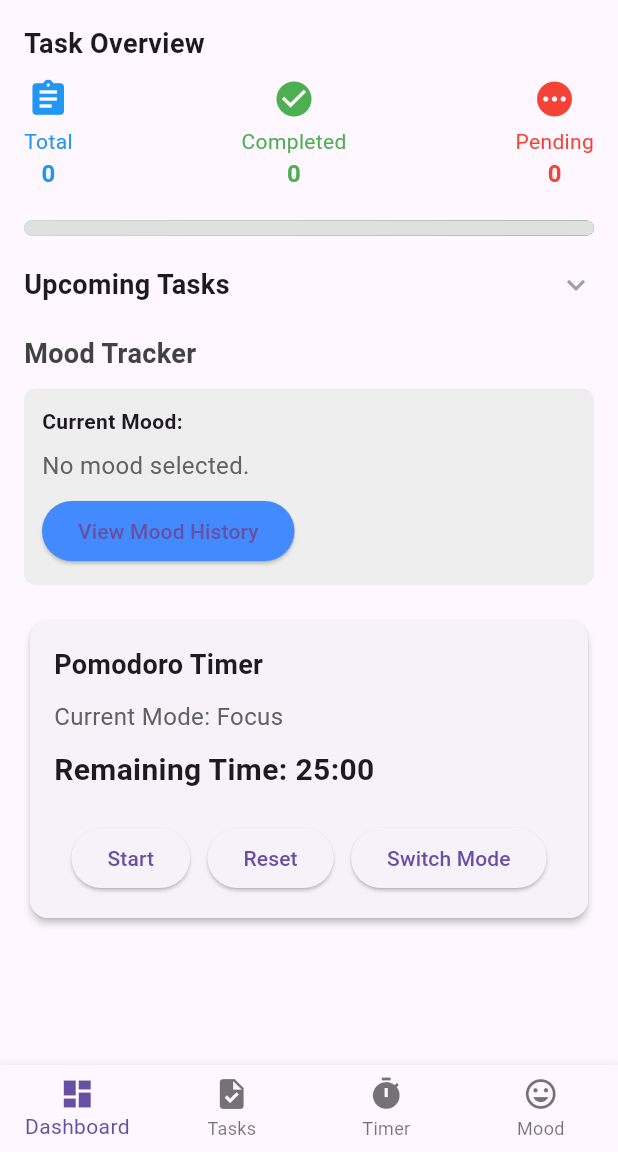
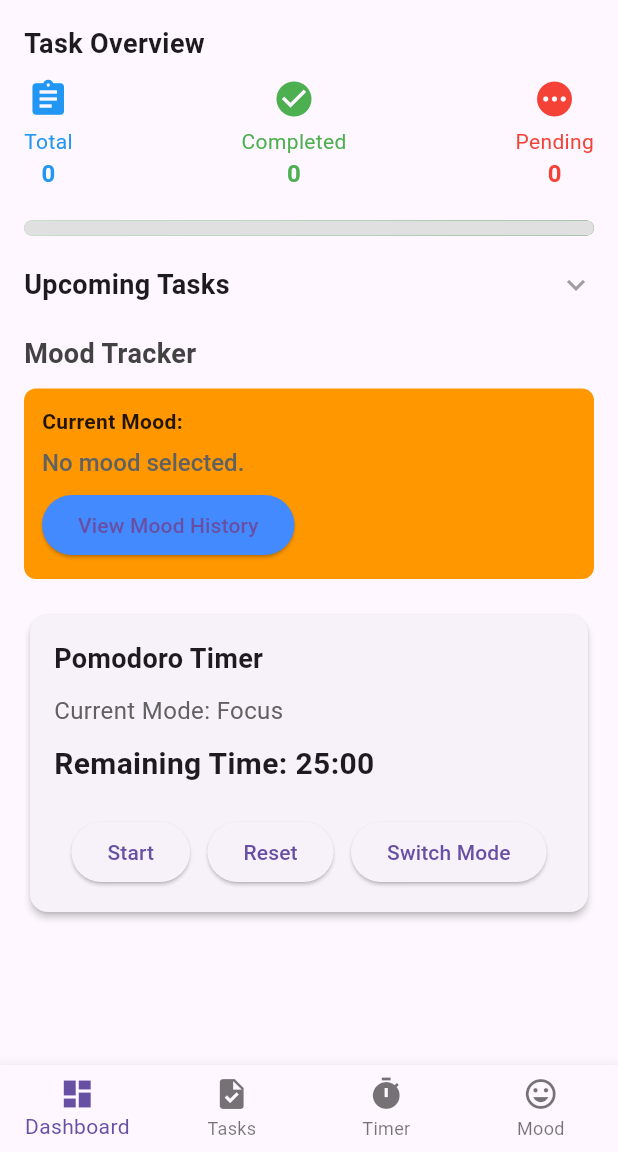
Before and after one commit to weaponxd253/adhd_list, a Flutter app: the screen it shows after launch, on a phone screen of 412 x 824 dp, the part 84-1236 px from its top. Run offline on Flutter 3.47's test engine with Material 3 defaults, Android fonts, the phone set to English and light mode, and no system bars.

Commit message:
Adjusted mood tracker colors and text as well as some spacing issues have been fixed.

```diff
--- a/lib/features/dashboard/dashboard_screen.dart
+++ b/lib/features/dashboard/dashboard_screen.dart
@@ -100,7 +100,8 @@ class _DashboardScreenState extends State<DashboardScreen> {
                 ElevatedButton(
                   onPressed: appState.isTimerRunning
                       ? appState.pauseTimer
-                    : () => appState.startTimer(appState.currentMode == "Focus"),
+                      : () =>
+                          appState.startTimer(appState.currentMode == "Focus"),
                   child: Text(appState.isTimerRunning ? "Pause" : "Start"),
                 ),
 
@@ -126,7 +127,6 @@ class _DashboardScreenState extends State<DashboardScreen> {
       ),
     );
   }
-
 
   // --- Task Overview Section ---
   Widget _buildTaskOverview(AppState appState) {
@@ -276,7 +276,7 @@ Widget _buildMoodTrackerSection(AppState appState) {
         Container(
           padding: const EdgeInsets.all(12),
           decoration: BoxDecoration(
-          color: _getMoodColor(appState.selectedMood),
+            color: _getMoodColor(appState.selectedMood, context),
             borderRadius: BorderRadius.circular(8),
           ),
           child: Column(
@@ -284,9 +284,14 @@ Widget _buildMoodTrackerSection(AppState appState) {
             children: [
               Row(
                 children: [
-                const Text(
-                  "Current Mood: ",
-                  style: TextStyle(fontWeight: FontWeight.bold),
+                  Text(
+                    "Current Mood:",
+                    style: TextStyle(
+                      fontWeight: FontWeight.bold,
+                      color: Theme.of(context).brightness == Brightness.dark
+                          ? Colors.white70 // Light color for dark mode
+                          : Colors.black87, // Darker color for light mode
+                    ),
                   ),
                   Text(
                     "${appState.selectedMoodEmoji} ${appState.selectedMood}",
@@ -296,21 +301,38 @@ Widget _buildMoodTrackerSection(AppState appState) {
                 ],
               ),
               const SizedBox(height: 8),
-            ExpandableText(
+              Column(
+                crossAxisAlignment: CrossAxisAlignment.start,
+                children: [
+                  DefaultTextStyle(
+                    style: TextStyle(
+                      fontSize: 16,
+                      fontWeight: FontWeight.w500,
+                      color: Theme.of(context).brightness == Brightness.dark
+                          ? Colors.white // Brighter for dark mode
+                          : Colors
+                              .black87, // Keep it consistent with the Timer & Task Overview
+                    ),
+                    child: ExpandableText(
                       text: appState.moodMessage.isNotEmpty
                           ? appState.moodMessage
                           : "Select a mood to see a message.",
+                    ),
+                  ),
+                ],
               ),
               const SizedBox(height: 8),
               ElevatedButton(
                 onPressed: () {
                   Navigator.push(
                     context,
-                  MaterialPageRoute(builder: (context) => MoodHistoryScreen()),
+                    MaterialPageRoute(
+                        builder: (context) => MoodHistoryScreen()),
                   );
                 },
                 child: const Text("View Mood History"),
-              style: ElevatedButton.styleFrom(backgroundColor: Colors.blueAccent),
+                style: ElevatedButton.styleFrom(
+                    backgroundColor: Colors.blueAccent),
               ),
             ],
           ),
@@ -319,19 +341,23 @@ Widget _buildMoodTrackerSection(AppState appState) {
     );
   }
 
-
-  Color _getMoodColor(String mood) {
+  Color _getMoodColor(String mood, BuildContext context) {
+    bool isDarkMode = Theme.of(context).brightness == Brightness.dark;
     switch (mood) {
       case "Calm":
-        return Colors.blue[100]!;
+        return isDarkMode
+            ? Colors.blue[600]!
+            : Colors.blue[100]!; // Lighter for better contrast
       case "Optimistic":
-        return Colors.yellow[100]!;
+        return isDarkMode ? Colors.yellow[600]! : Colors.yellow[100]!;
       case "Burnt Out":
-        return Colors.orange[100]!;
+        return isDarkMode ? Colors.orange[600]! : Colors.orange[100]!;
       case "Panicked":
-        return Colors.red[100]!;
+        return isDarkMode ? Colors.red[600]! : Colors.red[100]!;
       default:
-        return Colors.grey[200]!;
+        return isDarkMode
+            ? const Color.fromARGB(255, 0, 0, 0)!
+            :Colors.orange[500]!; // Slightly lighter gray
     }
   }
 
```
Lines whose indentation alone changed are shown as unchanged.
